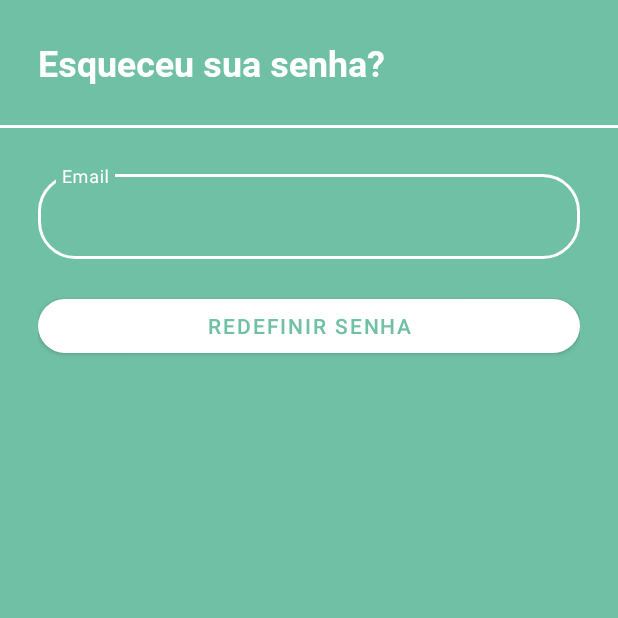
After one commit to BrunaVazAdam/Exmoker, an Android app: the EsqueceuSenhaActivity screen opened directly, with no data from a screen before it, on a phone screen of 412 x 824 dp, the top half of it. The commit adds this screen. Run offline under Robolectric (Android 15) with nearby library versions, the phone set to English and light mode, and no system bars; our stand-ins replace Firebase (no records; nobody signed in at launch, a user with empty details on screens opened directly); libraries missing offline, so code that uses them is left out: com.mobsandgeeks.saripaar; 2 statements that could not run were skipped.

Commit message:
Funcionalidade de esqueceu a senha.

```diff
--- a/app/src/main/AndroidManifest.xml
+++ b/app/src/main/AndroidManifest.xml
@@ -11,8 +11,9 @@
         android:roundIcon="@mipmap/ic_launcher_round"
         android:supportsRtl="true"
         android:theme="@style/Theme.Exmoker">
+        <activity android:name=".EsqueceuSenhaActivity"></activity>
         <activity
-            android:name=".SplashScreen"
+            android:name=".SplashScreenActivity"
             android:screenOrientation="portrait"
             android:theme="@style/Theme.Exmoker.Fullscreen">
             <intent-filter>
--- a/app/src/main/java/br/com/ifsul/bruna/exmoker/CadastroActivity.java
+++ b/app/src/main/java/br/com/ifsul/bruna/exmoker/CadastroActivity.java
@@ -1,7 +1,6 @@
 package br.com.ifsul.bruna.exmoker;
 
 import android.app.DatePickerDialog;
-import android.content.Intent;
 import android.os.Bundle;
 import android.view.View;
 import android.widget.Button;
@@ -123,8 +122,6 @@ public class CadastroActivity extends AppCompatActivity implements Validator.Val
                                 .build();
                         user.updateProfile(profileChange);
                         estado.setDataNascimento(formatadorDeData.format(dataSelecionada.getTime()));
-                        Intent itLogin = new Intent(CadastroActivity.this, LoginActivity.class);
-                        startActivity(itLogin);
                         finish();
                     } else {
                         btCadastrar.setEnabled(true);
--- /dev/null
+++ b/app/src/main/java/br/com/ifsul/bruna/exmoker/EsqueceuSenhaActivity.java
@@ -0,0 +1,98 @@
+package br.com.ifsul.bruna.exmoker;
+
+import android.os.Bundle;
+import android.view.View;
+import android.widget.Button;
+import android.widget.Toast;
+
+import androidx.appcompat.app.AppCompatActivity;
+
+import com.google.android.material.textfield.TextInputEditText;
+import com.google.android.material.textfield.TextInputLayout;
+import com.google.firebase.auth.FirebaseAuth;
+import com.mobsandgeeks.saripaar.ValidationError;
+import com.mobsandgeeks.saripaar.Validator;
+import com.mobsandgeeks.saripaar.annotation.Email;
+import com.mobsandgeeks.saripaar.annotation.NotEmpty;
+
+import java.util.List;
+
+public class EsqueceuSenhaActivity extends AppCompatActivity implements Validator.ValidationListener {
+
+    private TextInputLayout txtEmail;
+
+    @NotEmpty(message = "Campo obrigatório!")
+    @Email(message = "Deve ser um email válido!")
+    private TextInputEditText etEmail;
+
+    private Button btRedefinirSenha;
+
+    private FirebaseAuth auth;
+    private EstadoSingleton estado;
+    private Validator validator;
+
+    @Override
+    protected void onCreate(Bundle savedInstanceState) {
+        super.onCreate(savedInstanceState);
+        setContentView(R.layout.activity_esqueceu_senha);
+        inicializaComponentes();
+
+        btRedefinirSenha.setOnClickListener(v -> {
+            limpaErros();
+            validator.validate();
+        });
+    }
+
+    private void inicializaComponentes() {
+        estado = EstadoSingleton.getInstance();
+        auth = estado.getAuthInstance();
+        txtEmail = findViewById(R.id.txt_email_esqueceu_senha);
+        etEmail = findViewById(R.id.et_email_esqueceu_senha);
+        btRedefinirSenha = findViewById(R.id.bt_redefinir_senha);
+
+        validator = new Validator(this);
+        validator.setValidationListener(this);
+
+    }
+
+    @Override
+    public void onValidationSucceeded() {
+        btRedefinirSenha.setEnabled(false);
+        String email = etEmail.getText().toString();
+        auth.sendPasswordResetEmail(email)
+                .addOnCompleteListener(task -> {
+                    if (task.isSuccessful()) {
+                        Toast.makeText(EsqueceuSenhaActivity.this,
+                                getString(R.string.str_enviouEmail),
+                                Toast.LENGTH_LONG)
+                                .show();
+                        finish();
+                    } else {
+                        btRedefinirSenha.setEnabled(true);
+                        Toast.makeText(EsqueceuSenhaActivity.this,
+                                getString(R.string.str_naoEnviouEmail),
+                                Toast.LENGTH_LONG)
+                                .show();
+                    }
+                });
+    }
+
+    @Override
+    public void onValidationFailed(List<ValidationError> errors) {
+        for (ValidationError erro : errors) {
+            View componente = erro.getView();
+            String msgErro = erro.getCollatedErrorMessage(this);
+            if (componente instanceof TextInputEditText) {
+                switch (componente.getId()) {
+                    case R.id.et_email_esqueceu_senha:
+                        txtEmail.setError(msgErro);
+                        break;
+                }
+            }
+        }
+    }
+
+    public void limpaErros() {
+        txtEmail.setError(null);
+    }
+}
--- a/app/src/main/java/br/com/ifsul/bruna/exmoker/LoginActivity.java
+++ b/app/src/main/java/br/com/ifsul/bruna/exmoker/LoginActivity.java
@@ -64,6 +64,11 @@ public class LoginActivity extends AppCompatActivity implements Validator.Valida
         this.btCadastrar.setOnClickListener(v -> {
             Intent itCadastrar = new Intent(LoginActivity.this, CadastroActivity.class);
             startActivity(itCadastrar);
+        });
+
+        this.btEsqueceuSenha.setOnClickListener(v -> {
+            Intent itEsqueceuSenha = new Intent(LoginActivity.this, EsqueceuSenhaActivity.class);
+            startActivity(itEsqueceuSenha);
         });
 
         this.btLogar.setOnClickListener(v -> {
--- a/app/src/main/java/br/com/ifsul/bruna/exmoker/SplashScreen.java
+++ b/app/src/main/java/br/com/ifsul/bruna/exmoker/SplashScreenActivity.java
@@ -9,7 +9,7 @@ import androidx.appcompat.app.AppCompatActivity;
 import com.google.firebase.auth.FirebaseAuth;
 import com.google.firebase.auth.FirebaseUser;
 
-public class SplashScreen extends AppCompatActivity {
+public class SplashScreenActivity extends AppCompatActivity {
 
     private FirebaseAuth mAuth;
     private EstadoSingleton estado;
@@ -37,13 +37,13 @@ public class SplashScreen extends AppCompatActivity {
     }
 
     private void abreLogin() {
-        Intent itLogin = new Intent(SplashScreen.this, LoginActivity.class);
+        Intent itLogin = new Intent(SplashScreenActivity.this, LoginActivity.class);
         startActivity(itLogin);
         finish();
     }
 
     private void abreHome() {
-        Intent itHome = new Intent(SplashScreen.this, MainActivity.class);
+        Intent itHome = new Intent(SplashScreenActivity.this, MainActivity.class);
         startActivity(itHome);
         finish();
     }
--- /dev/null
+++ b/app/src/main/res/layout/activity_esqueceu_senha.xml
@@ -0,0 +1,68 @@
+<?xml version="1.0" encoding="utf-8"?>
+
+<ScrollView xmlns:android="http://schemas.android.com/apk/res/android"
+    xmlns:app="http://schemas.android.com/apk/res-auto"
+    xmlns:tools="http://schemas.android.com/tools"
+    android:layout_width="match_parent"
+    android:layout_height="match_parent"
+    tools:context=".EsqueceuSenhaActivity">
+
+    <LinearLayout
+        android:layout_width="match_parent"
+        android:layout_height="wrap_content"
+        android:orientation="vertical">
+
+
+        <LinearLayout
+            android:layout_width="match_parent"
+            android:layout_height="wrap_content"
+            android:orientation="vertical"
+            android:padding="25dp">
+
+            <TextView
+                android:id="@+id/textView4"
+                style="@style/Title"
+                android:layout_width="match_parent"
+                android:layout_height="wrap_content"
+                android:text="@string/str_esqueceu_senha" />
+
+        </LinearLayout>
+
+        <View
+            android:id="@+id/cad_ca_divider"
+            android:layout_width="match_parent"
+            android:layout_height="2dp"
+            android:background="@color/white" />
+
+        <LinearLayout
+            android:layout_width="match_parent"
+            android:layout_height="wrap_content"
+            android:orientation="vertical"
+            android:padding="25dp">
+
+            <com.google.android.material.textfield.TextInputLayout
+                android:id="@+id/txt_email_esqueceu_senha"
+                style="@style/TextInputLayout"
+                android:layout_width="match_parent"
+                android:layout_height="wrap_content"
+                android:hint="@string/str_email">
+
+                <com.google.android.material.textfield.TextInputEditText
+                    android:id="@+id/et_email_esqueceu_senha"
+                    android:layout_width="match_parent"
+                    android:layout_height="wrap_content"
+                    android:inputType="textEmailAddress"
+                    android:textColor="@color/white" />
+
+            </com.google.android.material.textfield.TextInputLayout>
+
+            <com.google.android.material.button.MaterialButton
+                android:id="@+id/bt_redefinir_senha"
+                android:layout_width="match_parent"
+                android:layout_height="wrap_content"
+                android:text="@string/str_btRedefinirSenha"
+                app:cornerRadius="@dimen/border_radius_input" />
+
+        </LinearLayout>
+    </LinearLayout>
+</ScrollView>
--- a/app/src/main/res/layout/activity_splash_screen.xml
+++ b/app/src/main/res/layout/activity_splash_screen.xml
@@ -4,7 +4,7 @@
     android:layout_width="match_parent"
     android:layout_height="match_parent"
     android:background="@color/exmoker"
-    tools:context=".SplashScreen">
+    tools:context=".SplashScreenActivity">
 
     <ImageView
         android:layout_width="match_parent"
--- a/app/src/main/res/values/strings.xml
+++ b/app/src/main/res/values/strings.xml
@@ -13,6 +13,10 @@
     <string name="str_btCadastrarSe">Cadastrar-se</string>
     <string name="str_btCadastrar">Cadastrar</string>
     <string name="str_btEsqueceuSenha">Esqueceu sua senha?</string>
+    <string name="str_btRedefinirSenha">Redefinir Senha</string>
+    <string name="str_enviouEmail">Email enviado com sucesso!</string>
+    <string name="str_naoEnviouEmail">Email não enviado!</string>
+    <string name="str_esqueceu_senha">Esqueceu sua senha?</string>
     <string name="str_logo_description">Logo Exmoker</string>
     <string name="str_cad_contato_apoio">Cadastro contato de apoio</string>
     <string name="str_ou">OU</string>
```
